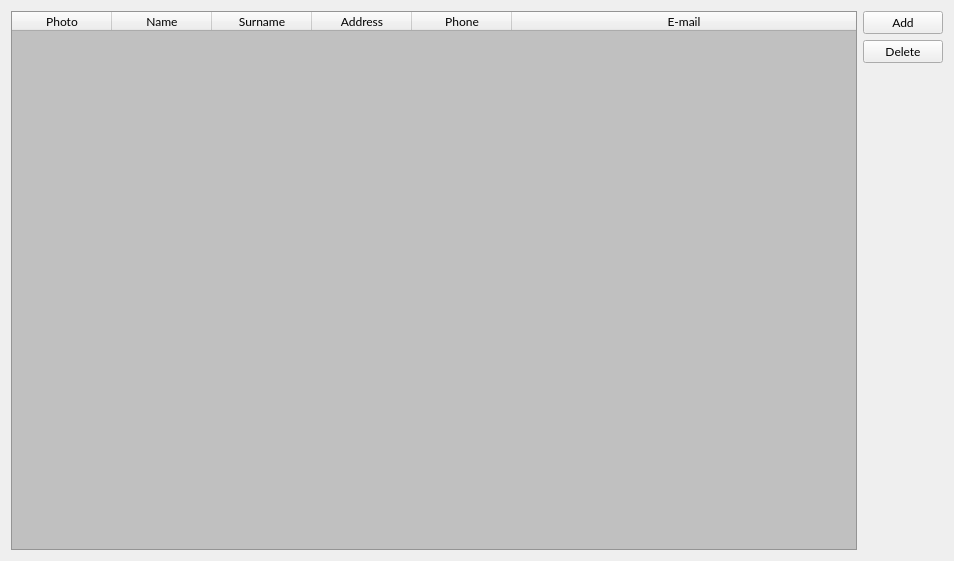
This is MainWindow/MainWindow.ui in RScarcia/Qt_Experiments as Qt 5 draws it before an edit. The edited form follows.
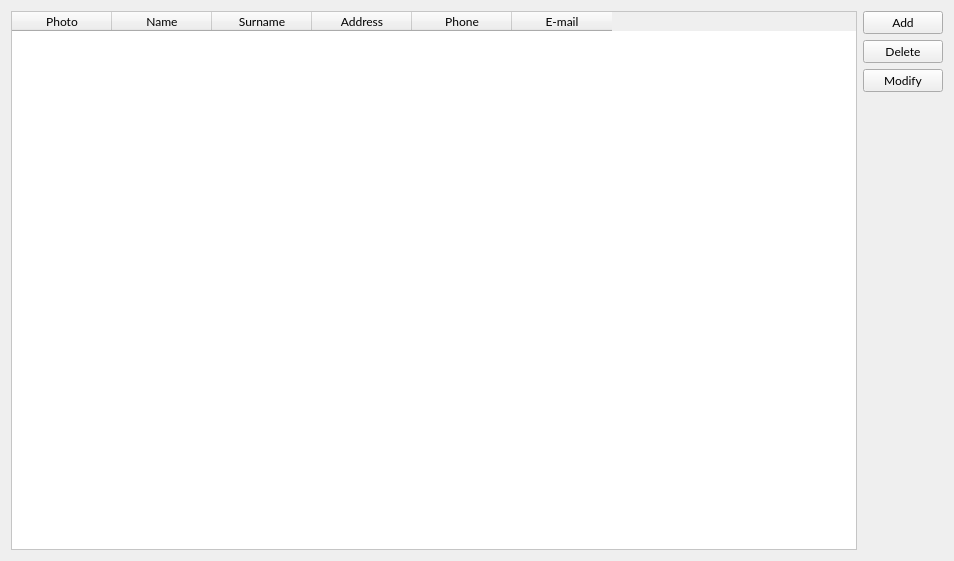
This is the edited form.

Diff of the .ui file:
```diff
--- a/MainWindow/MainWindow.ui
+++ b/MainWindow/MainWindow.ui
@@ -36,9 +36,9 @@
          </property>
          <property name="styleSheet">
           <string notr="true">QTableWidget{
-	background-color: #C0C0C0;
-	alternate-background-color: #606060;
-	selection-background-color: #282828;
+	background-color: #ffffff;
+	alternate-background-color: #d0edff;
+	selection-background-color: #89c8ff;
 }</string>
          </property>
          <property name="alternatingRowColors">
@@ -48,7 +48,7 @@
           <number>0</number>
          </property>
          <attribute name="horizontalHeaderStretchLastSection">
-          <bool>true</bool>
+          <bool>false</bool>
          </attribute>
          <column>
           <property name="text">
@@ -146,6 +146,19 @@
          </property>
         </widget>
        </item>
+       <item>
+        <widget class="QPushButton" name="modifyButton">
+         <property name="font">
+          <font>
+           <family>Lato</family>
+           <pointsize>9</pointsize>
+          </font>
+         </property>
+         <property name="text">
+          <string>Modify</string>
+         </property>
+        </widget>
+       </item>
        <item>
         <spacer name="verticalSpacer">
          <property name="orientation">
```
Left out of the diff: 5 changed lines with no effect on the pictures.
